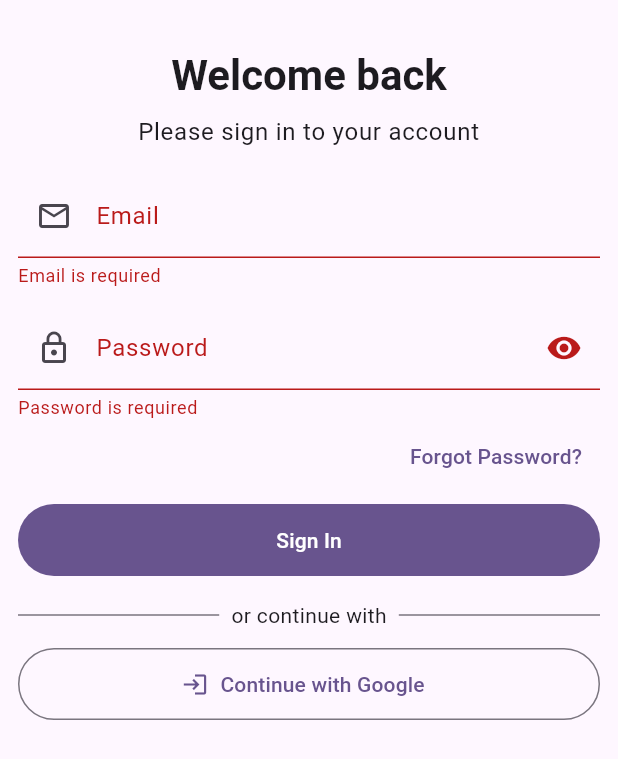
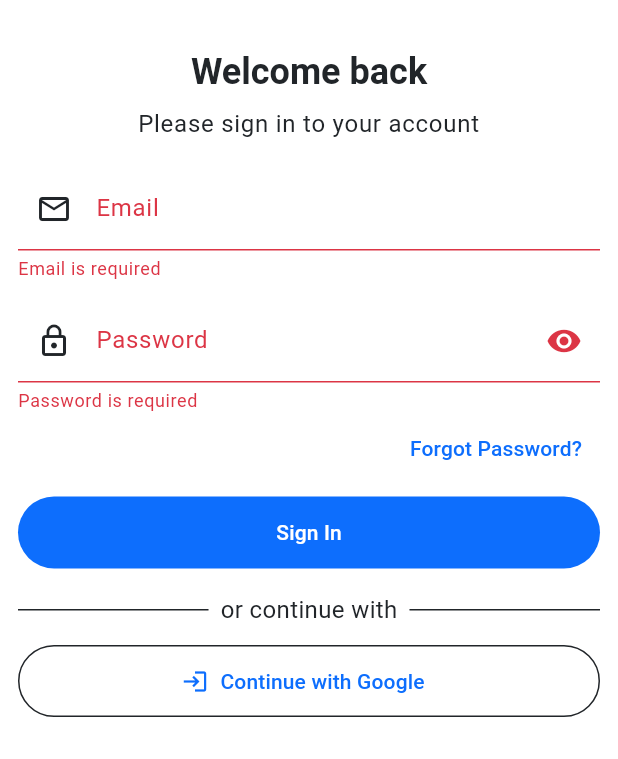
Before and after one commit to hsuehic/iTrade, a Flutter app: the screen it shows after launch, after a tap on "Sign In", on a phone screen of 412 x 824 dp. Shown: the top 759 px of the screen. Run offline on Flutter 3.47's test engine with Material 3 defaults, Android fonts, the phone set to English and light mode, and no system bars; our stand-ins replace cookie_jar, dio, dio_cookie_manager, firebase_core, firebase_messaging, flutter_local_notifications and 6 more; missing offline and left inert: flutter_echarts, mobile_scanner; accounts and stored records are empty; network calls fail.

Commit message:
style: theme

```diff
--- /dev/null
+++ b/apps/mobile/lib/constant/network.dart
@@ -0,0 +1,4 @@
+class NetworkParameter {
+  static const String origin = "itrade.ihsueh.com";
+  static const String host = "https://$origin";
+}
--- /dev/null
+++ b/apps/mobile/lib/design/extensions/spacing_extension.dart
@@ -0,0 +1,48 @@
+import 'dart:ui';
+import 'package:flutter/material.dart';
+import '../tokens/spacing.dart';
+
+@immutable
+class AppSpacing extends ThemeExtension<AppSpacing> {
+  final double xs;
+  final double sm;
+  final double md;
+  final double lg;
+
+  const AppSpacing({
+    required this.xs,
+    required this.sm,
+    required this.md,
+    required this.lg,
+  });
+
+  factory AppSpacing.fromTokens() {
+    return const AppSpacing(
+      xs: SpacingTokens.xs,
+      sm: SpacingTokens.sm,
+      md: SpacingTokens.md,
+      lg: SpacingTokens.lg,
+    );
+  }
+
+  @override
+  AppSpacing copyWith({double? xs, double? sm, double? md, double? lg}) {
+    return AppSpacing(
+      xs: xs ?? this.xs,
+      sm: sm ?? this.sm,
+      md: md ?? this.md,
+      lg: lg ?? this.lg,
+    );
+  }
+
+  @override
+  AppSpacing lerp(ThemeExtension<AppSpacing>? other, double t) {
+    if (other is! AppSpacing) return this;
+    return AppSpacing(
+      xs: lerpDouble(xs, other.xs, t)!,
+      sm: lerpDouble(sm, other.sm, t)!,
+      md: lerpDouble(md, other.md, t)!,
+      lg: lerpDouble(lg, other.lg, t)!,
+    );
+  }
+}
--- /dev/null
+++ b/apps/mobile/lib/design/themes/dark.dart
@@ -0,0 +1,26 @@
+import 'package:flutter/material.dart';
+import '../tokens/color.dart';
+import '../tokens/typography.dart';
+import '../extensions/spacing_extension.dart';
+
+final ThemeData darkTheme = ThemeData(
+  brightness: Brightness.dark,
+  colorScheme: const ColorScheme(
+    brightness: Brightness.dark,
+    primary: ColorTokens.darkPrimary,
+    onPrimary: ColorTokens.darkOnPrimary,
+    secondary: ColorTokens.darkSecondary,
+    onSecondary: ColorTokens.darkOnSecondary,
+    surface: ColorTokens.darkSurface,
+    onSurface: ColorTokens.darkOnSurface,
+    error: ColorTokens.darkError,
+    onError: ColorTokens.darkOnError,
+  ),
+  scaffoldBackgroundColor: ColorTokens.darkBackground,
+  textTheme: const TextTheme(
+    headlineMedium: TypographyTokens.headline,
+    bodyMedium: TypographyTokens.body,
+  ),
+  extensions: [AppSpacing.fromTokens()],
+  useMaterial3: true,
+);
--- /dev/null
+++ b/apps/mobile/lib/design/themes/light.dart
@@ -0,0 +1,26 @@
+import 'package:flutter/material.dart';
+import '../tokens/color.dart';
+import '../tokens/typography.dart';
+import '../extensions/spacing_extension.dart';
+
+final ThemeData lightTheme = ThemeData(
+  brightness: Brightness.light,
+  colorScheme: const ColorScheme(
+    brightness: Brightness.light,
+    primary: ColorTokens.lightPrimary,
+    onPrimary: ColorTokens.lightOnPrimary,
+    secondary: ColorTokens.lightSecondary,
+    onSecondary: ColorTokens.lightOnSecondary,
+    surface: ColorTokens.lightSurface,
+    onSurface: ColorTokens.lightOnSurface,
+    error: ColorTokens.lightError,
+    onError: ColorTokens.lightOnError,
+  ),
+  scaffoldBackgroundColor: ColorTokens.lightBackground,
+  textTheme: const TextTheme(
+    headlineMedium: TypographyTokens.headline,
+    bodyMedium: TypographyTokens.body,
+  ),
+  extensions: [AppSpacing.fromTokens()],
+  useMaterial3: true,
+);
--- /dev/null
+++ b/apps/mobile/lib/design/themes/theme.dart
@@ -0,0 +1,8 @@
+import 'package:flutter/material.dart';
+import 'light.dart';
+import 'dark.dart';
+
+class AppTheme {
+  static ThemeData get light => lightTheme;
+  static ThemeData get dark => darkTheme;
+}
--- /dev/null
+++ b/apps/mobile/lib/design/tokens/spacing.dart
@@ -0,0 +1,6 @@
+class SpacingTokens {
+  static const double xs = 4;
+  static const double sm = 8;
+  static const double md = 16;
+  static const double lg = 24;
+}
--- a/apps/mobile/lib/main.dart
+++ b/apps/mobile/lib/main.dart
@@ -7,6 +7,8 @@ import 'package:flutter/services.dart';
 import 'package:ihsueh_itrade/screens/echart.dart';
 import 'package:ihsueh_itrade/screens/qr_scan.dart';
 import 'package:uni_links/uni_links.dart';
+import 'constant/network.dart';
+import 'design/themes/theme.dart';
 
 import 'services/api_client.dart';
 import 'services/notification.dart';
@@ -34,45 +36,35 @@ Future<void> main() async {
     FirebaseMessaging.onBackgroundMessage(firebaseMessagingBackgroundHandler);
     await NotificationService.instance.initialize();
     await NotificationService.instance.requestPermissions();
-    // TODO: add onTab to handle push message.
     NotificationService.instance.listenToMessages();
     final token = await NotificationService.instance.getDeviceToken();
     developer.log('token: $token');
   }
   await ApiClient.instance.init(
-    baseUrl: 'https://itrade.ihsueh.com',
+    baseUrl: NetworkParameter.host,
     // Allow handshake during development if the cert is self-signed/misconfigured
-    insecureAllowBadCertForHosts: const <String>['itrade.ihsueh.com'],
+    insecureAllowBadCertForHosts: const <String>[NetworkParameter.origin],
   );
   runApp(const MyApp());
 }
 
-class MyApp extends StatelessWidget {
+class MyApp extends StatefulWidget {
   const MyApp({super.key});
 
   // This widget is the root of your application.
   @override
+  State<MyApp> createState() => _MyAppState();
+}
+
+class _MyAppState extends State<MyApp> {
+  bool isDark = false;
+  @override
   Widget build(BuildContext context) {
     return MaterialApp(
       title: 'iTrade',
-      theme: ThemeData(
-        // This is the theme of your application.
-        //
-        // TRY THIS: Try running your application with "flutter run". You'll see
-        // the application has a purple toolbar. Then, without quitting the app,
-        // try changing the seedColor in the colorScheme below to Colors.green
-        // and then invoke "hot reload" (save your changes or press the "hot
-        // reload" button in a Flutter-supported IDE, or press "r" if you used
-        // the command line to start the app).
-        //
-        // Notice that the counter didn't reset back to zero; the application
-        // state is not lost during the reload. To reset the state, use hot
-        // restart instead.
-        //
-        // This works for code too, not just values: Most code changes can be
-        // tested with just a hot reload.
-        colorScheme: ColorScheme.fromSeed(seedColor: Colors.deepPurple),
-      ),
+      theme: AppTheme.light,
+      darkTheme: AppTheme.dark,
+      themeMode: isDark ? ThemeMode.dark : ThemeMode.light,
       home: const AuthGate(),
       routes: {
         '/login': (_) => const LoginScreen(),
--- a/apps/mobile/lib/services/api_client.dart
+++ b/apps/mobile/lib/services/api_client.dart
@@ -97,7 +97,7 @@ class ApiClient {
   /// Attempts a lightweight GET to [sessionCheckPath] expecting 200 when
   /// authenticated. Falls back to checking persisted cookies for the base URL.
   Future<bool> hasSession({
-    String sessionCheckPath = '/api/auth/session',
+    String sessionCheckPath = '/api/auth/get-session',
   }) async {
     _ensureInitialized();
     try {
```
Also changed, not shown: apps/mobile/lib/design/tokens/color.dart (added, +27 -0 lines), apps/mobile/lib/design/tokens/typography.dart (added, +9 -0 lines), apps/mobile/lib/widgets/design_bottom_nav.dart (+9 -3 lines), 8 other files.
